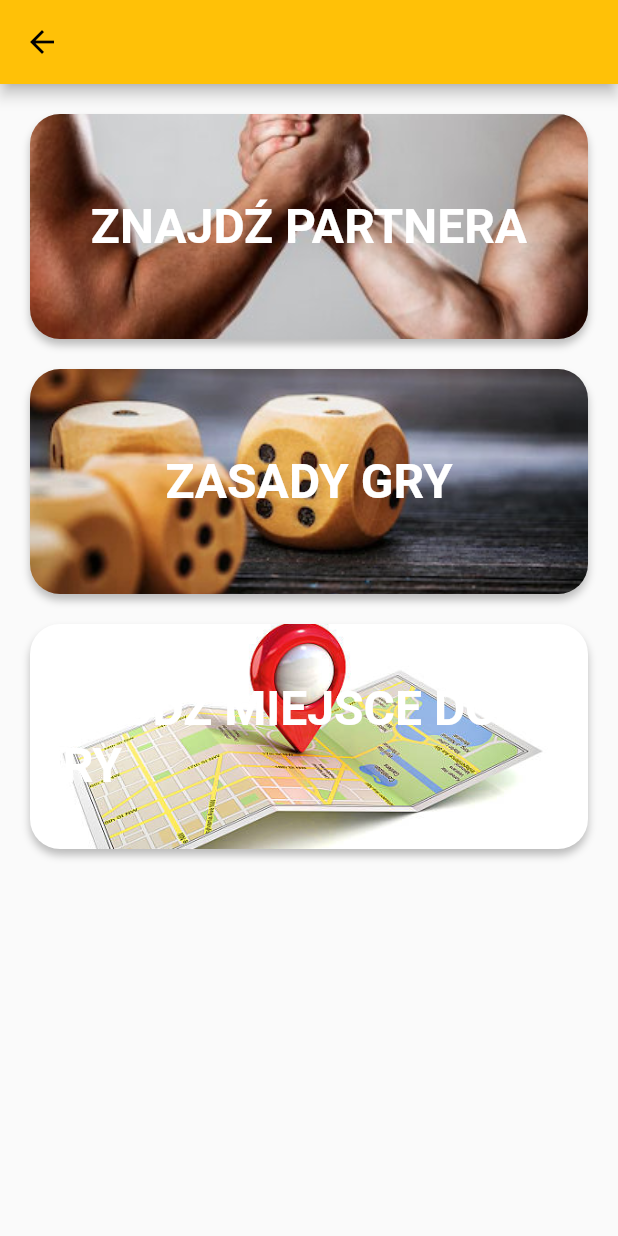
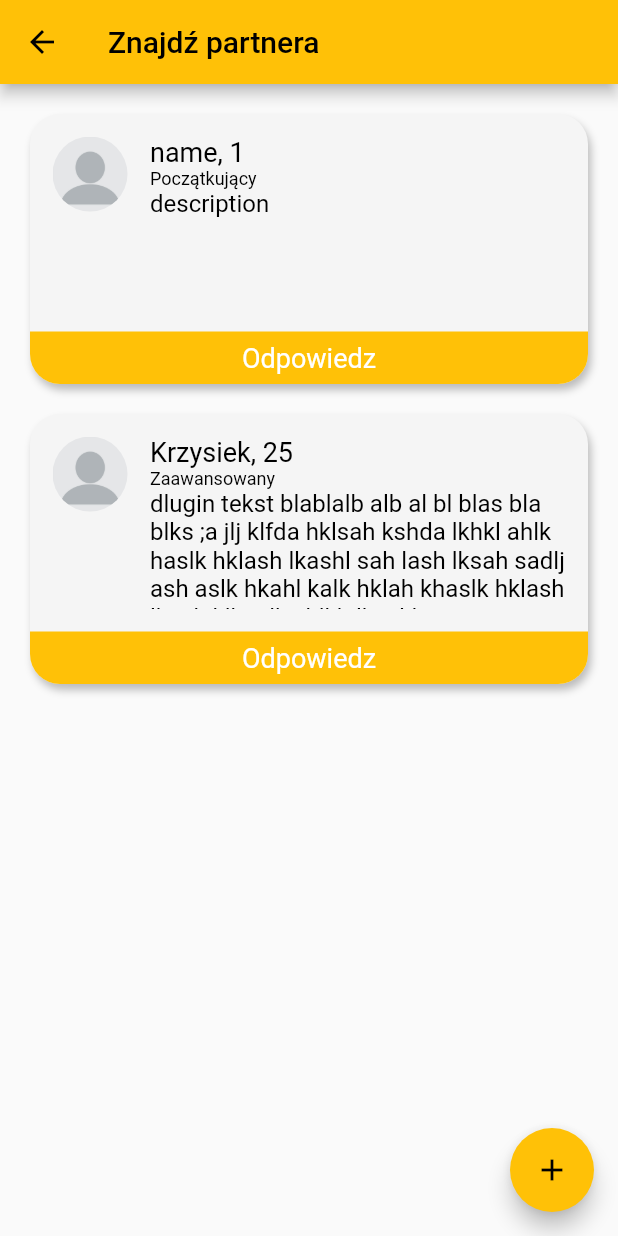
Before and after one commit to kycinski/sport-partner, a Flutter app: the CategoryDetailPage screen opened directly with empty values, after a tap on "ZNAJDŹ PARTNERA", on a phone screen of 412 x 824 dp. Run offline on Flutter 3.47's test engine with Material 2 defaults, Android fonts, the phone set to English and light mode, and no system bars; our stand-ins replace cloud_firestore, dropdown_button2, firebase_auth, firebase_core, firebase_storage, flutter_cache_manager and 6 more; missing offline and left inert: flutter_facebook_auth; accounts and stored records are empty.

Commit message:
WIP: added card for posts and it provider

```diff
--- /dev/null
+++ b/lib/controller/find_partner_controller.dart
@@ -0,0 +1,17 @@
+import 'package:flutter/material.dart';
+import 'package:sport_partner/model/post.dart';
+
+class FindPartnerController with ChangeNotifier {
+  List<Post> _posts = [
+    Post(userUid: 'userUid', name: 'name', age: 1, description: 'description', level: 'Początkujący'),
+    Post(
+        userUid: '1',
+        name: 'Krzysiek',
+        age: 25,
+        description:
+            'dlugin tekst blablalb alb al bl blas bla blks ;a jlj klfda hklsah kshda lkhkl ahlk haslk hklash lkashl sah lash lksah sadlj ash aslk hkahl kalk hklah khaslk hklash lksah klhaslks hlkh lkaskl ',
+        level: 'Zaawansowany')
+  ];
+
+  List<Post> get posts => _posts;
+}
--- /dev/null
+++ b/lib/model/post.dart
@@ -0,0 +1,9 @@
+class Post {
+  String userUid;
+  String name;
+  int age;
+  String description;
+  String level;
+
+  Post({required this.userUid, required this.name, required this.age, required this.description, required this.level});
+}
--- a/lib/view/pages/category_detail_page.dart
+++ b/lib/view/pages/category_detail_page.dart
@@ -1,5 +1,6 @@
 import 'package:flutter/material.dart';
 import 'package:sport_partner/model/sport_category.dart';
+import 'package:sport_partner/view/pages/find_partner_page.dart';
 import 'package:sport_partner/view/pages/find_place_page.dart';
 import 'package:sport_partner/view/widgets/main_image_button.dart';
 
@@ -22,7 +23,9 @@ class CategoryDetailPage extends StatelessWidget {
               MainImageButton(
                 text: 'ZNAJDŹ PARTNERA',
                 imagePath: 'assets/images/find_partner.jpg',
-                onClick: () {},
+                onClick: () {
+                  Navigator.of(context).push(MaterialPageRoute(builder: (context) => const FindPartnerPage()));
+                },
               ),
               const SizedBox(height: 20),
               MainImageButton(
--- /dev/null
+++ b/lib/view/pages/find_partner_page.dart
@@ -0,0 +1,39 @@
+import 'package:flutter/material.dart';
+import 'package:provider/provider.dart';
+import 'package:sport_partner/controller/find_partner_controller.dart';
+import 'package:sport_partner/view/widgets/post_card.dart';
+
+class FindPartnerPage extends StatelessWidget {
+  const FindPartnerPage({super.key});
+
+  @override
+  Widget build(BuildContext context) {
+    return ChangeNotifierProvider(
+        create: (context) => FindPartnerController(),
+        builder: (context, child) {
+          return Scaffold(
+            appBar: AppBar(
+              title: const Text('Znajdź partnera'),
+            ),
+            body: Consumer<FindPartnerController>(builder: (context, findPartnerController, _) {
+              return ListView.separated(
+                itemCount: findPartnerController.posts.length,
+                padding: const EdgeInsets.all(20),
+                itemBuilder: (context, index) {
+                  return PostCard(
+                    post: findPartnerController.posts[index],
+                  );
+                },
+                separatorBuilder: (context, index) {
+                  return const SizedBox(height: 20);
+                },
+              );
+            }),
+            floatingActionButton: FloatingActionButton(
+              onPressed: () {},
+              child: const Icon(Icons.add),
+            ),
+          );
+        });
+  }
+}
--- /dev/null
+++ b/lib/view/widgets/post_card.dart
@@ -0,0 +1,87 @@
+import 'package:flutter/material.dart';
+import 'package:sport_partner/model/post.dart';
+
+class PostCard extends StatelessWidget {
+  final Post post;
+  const PostCard({super.key, required this.post});
+
+  @override
+  Widget build(BuildContext context) {
+    return Container(
+      height: 180,
+      decoration: BoxDecoration(
+        color: const Color.fromRGBO(245, 245, 245, 1),
+        borderRadius: BorderRadius.circular(20),
+        boxShadow: [
+          BoxShadow(
+            color: Colors.black.withOpacity(0.25),
+            offset: const Offset(2, 4),
+            blurRadius: 4,
+          )
+        ],
+      ),
+      child: Column(
+        children: [
+          Expanded(
+              child: Padding(
+            padding: const EdgeInsets.all(15),
+            child: Row(
+              crossAxisAlignment: CrossAxisAlignment.start,
+              children: [
+                ClipOval(
+                  child: Image.asset(
+                    'assets/images/profile_picture.jpeg',
+                    height: 50,
+                    width: 50,
+                    fit: BoxFit.cover,
+                  ),
+                ),
+                const SizedBox(width: 15),
+                Expanded(
+                  child: Column(
+                    crossAxisAlignment: CrossAxisAlignment.start,
+                    children: [
+                      Text(
+                        '${post.name}, ${post.age}',
+                        style: const TextStyle(color: Colors.black),
+                      ),
+                      Text(
+                        post.level,
+                        style: const TextStyle(color: Colors.black, fontSize: 12),
+                      ),
+                      Expanded(
+                        child: SingleChildScrollView(
+                          child: Text(
+                            post.description,
+                            style: const TextStyle(color: Colors.black, fontSize: 16),
+                          ),
+                        ),
+                      ),
+                    ],
+                  ),
+                ),
+              ],
+            ),
+          )),
+          SizedBox(
+            height: 35,
+            width: double.infinity,
+            child: Material(
+              color: Colors.amber,
+              borderRadius: const BorderRadius.vertical(bottom: Radius.circular(20)),
+              child: InkWell(
+                borderRadius: const BorderRadius.vertical(bottom: Radius.circular(20)),
+                onTap: () {},
+                child: const Center(
+                  child: Text(
+                    'Odpowiedz',
+                  ),
+                ),
+              ),
+            ),
+          ),
+        ],
+      ),
+    );
+  }
+}
```
